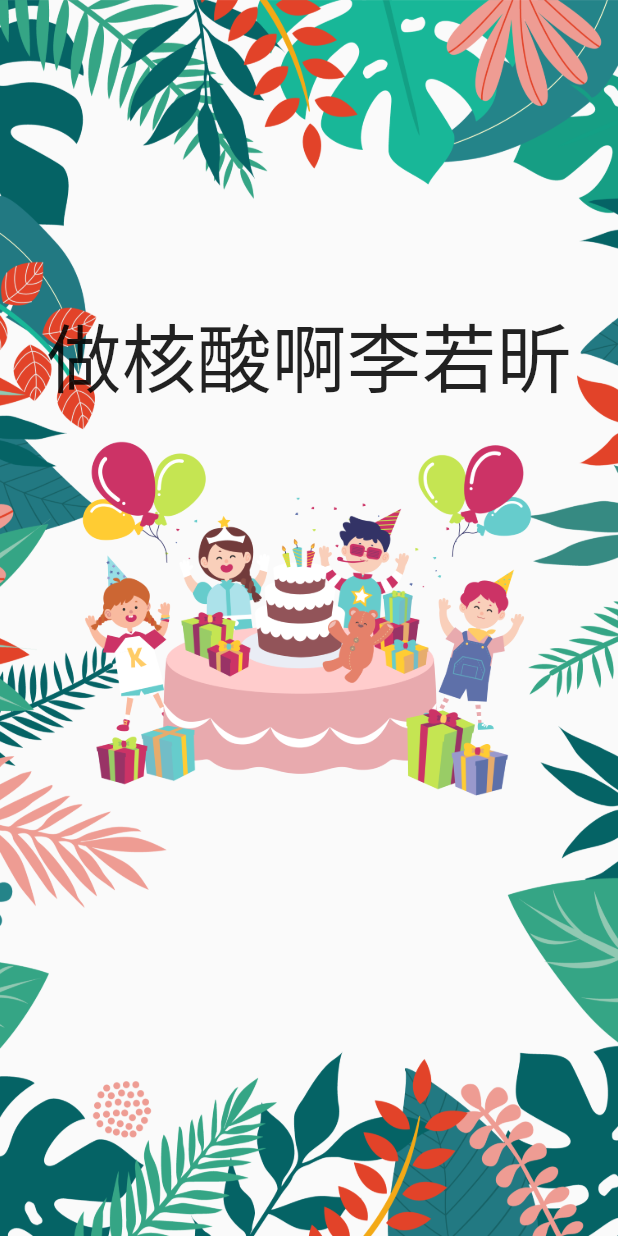
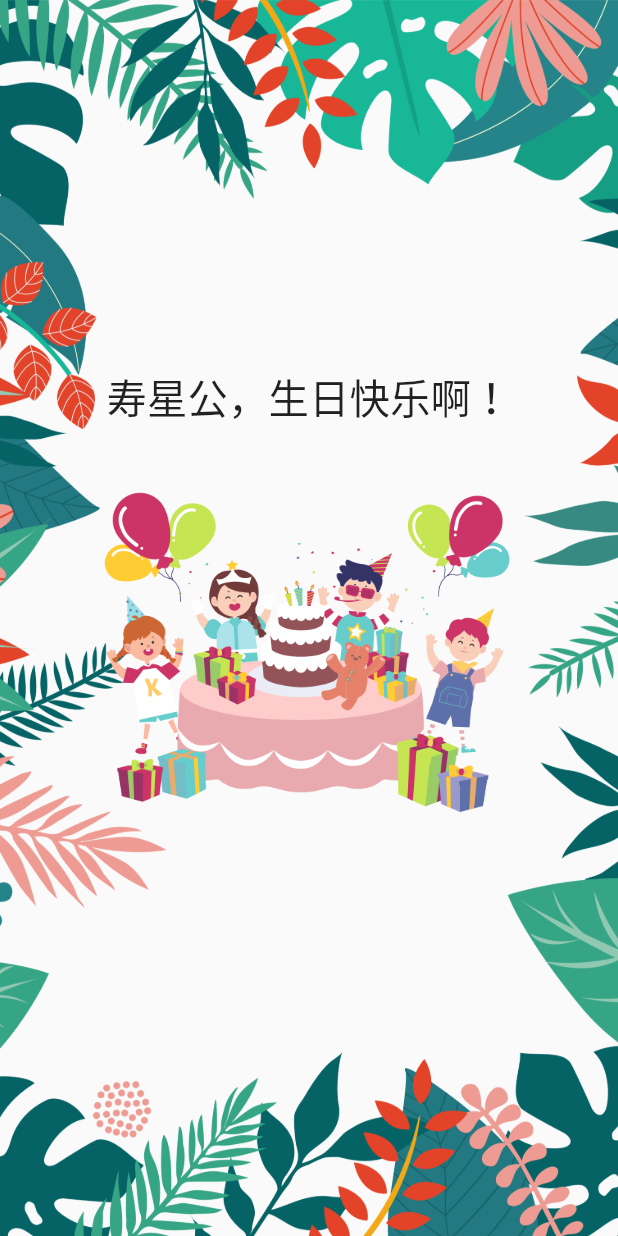
Before and after one commit to sopaknin/Paknin, a Flutter app: the screen it shows after launch, on a phone screen of 412 x 824 dp. Run offline on Flutter 3.47's test engine with Material 2 defaults, Android fonts, the light colour scheme and no system bars; drawn by our look-alikes of animated_text_kit; our stand-ins replace confetti.

Commit message:
pageview,with 动态文字

```diff
--- a/lib/page_1.dart
+++ b/lib/page_1.dart
@@ -7,11 +7,11 @@ class page_1 extends StatelessWidget {
   @override
   Widget build(BuildContext context) {
     return Container(
-        // margin: EdgeInsets.only(top:450,left: 20,right: 20),
+        margin: EdgeInsets.only(top:45,left: 20,right: 20),
         width: double.maxFinite,
         height: double.maxFinite,
         alignment: Alignment.topCenter,
-        child: wishes(),
+        child: wishes(text: '寿星公，生日快乐啊！',),
         decoration: BoxDecoration(
             image: DecorationImage(
                 image:AssetImage("assets/whole_family.png"),
@@ -29,9 +29,11 @@ class page_2 extends StatelessWidget {
   @override
   Widget build(BuildContext context) {
     return Container(
-          margin: EdgeInsets.only(top:450,left: 20,right: 20),
+          margin: EdgeInsets.only(top:45,left: 20,right: 20),
           width: double.maxFinite,
           height: double.maxFinite,
+          alignment: Alignment.topCenter,
+          child: wishes(text: '祝你年年有今日！',),
           decoration: BoxDecoration(
               image: DecorationImage(
                   image:AssetImage("assets/whole_family.png"),
@@ -49,9 +51,10 @@ class page_3 extends StatelessWidget {
   @override
   Widget build(BuildContext context) {
     return Container(
-        margin: EdgeInsets.only(top:450,left: 20,right: 20),
+        margin: EdgeInsets.only(top:45,left: 20,right: 20),
         width: double.maxFinite,
         height: double.maxFinite,
+        child: wishes(text: '岁岁有今朝！',),
         decoration: BoxDecoration(
             image: DecorationImage(
                 image:AssetImage("assets/hbd.png"),
--- a/lib/wishes.dart
+++ b/lib/wishes.dart
@@ -1,7 +1,8 @@
 import 'package:animated_text_kit/animated_text_kit.dart';
 import 'package:flutter/material.dart';
 class wishes extends StatelessWidget {
-  const wishes({Key? key}) : super(key: key);
+  const wishes({Key? key, required this.text}) : super(key: key);
+  final String text;
 
   @override
   Widget build(BuildContext context) {
@@ -11,7 +12,7 @@ class wishes extends StatelessWidget {
       alignment: Alignment.topCenter,
       margin: EdgeInsets.only(top: 200),
       child: AnimatedTextKit(animatedTexts: [
-        TyperAnimatedText('做核酸啊李若昕',textStyle: TextStyle(fontSize: 50))
+        TyperAnimatedText(text,textStyle: TextStyle(fontSize: 27))
       ],),
 
     );
```
